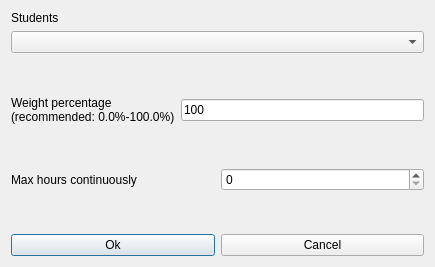
Above: fet/src/interface/modifyconstraintstudentssetmaxhourscontinuouslyform_template.ui from vonmecheln/fet before the change. Below: the same form after it.
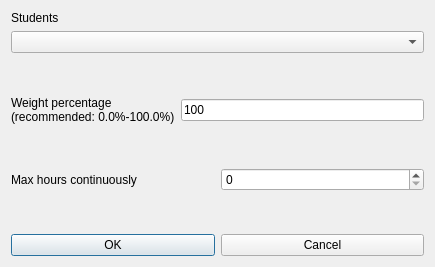
That is the form after the change.

Patch:
```diff
--- a/fet/src/interface/modifyconstraintstudentssetmaxhourscontinuouslyform_template.ui
+++ b/fet/src/interface/modifyconstraintstudentssetmaxhourscontinuouslyform_template.ui
@@ -142,7 +142,7 @@
      <item>
       <widget class="QPushButton" name="okPushButton">
        <property name="text">
-        <string>Ok</string>
+        <string>OK</string>
        </property>
       </widget>
      </item>
```
